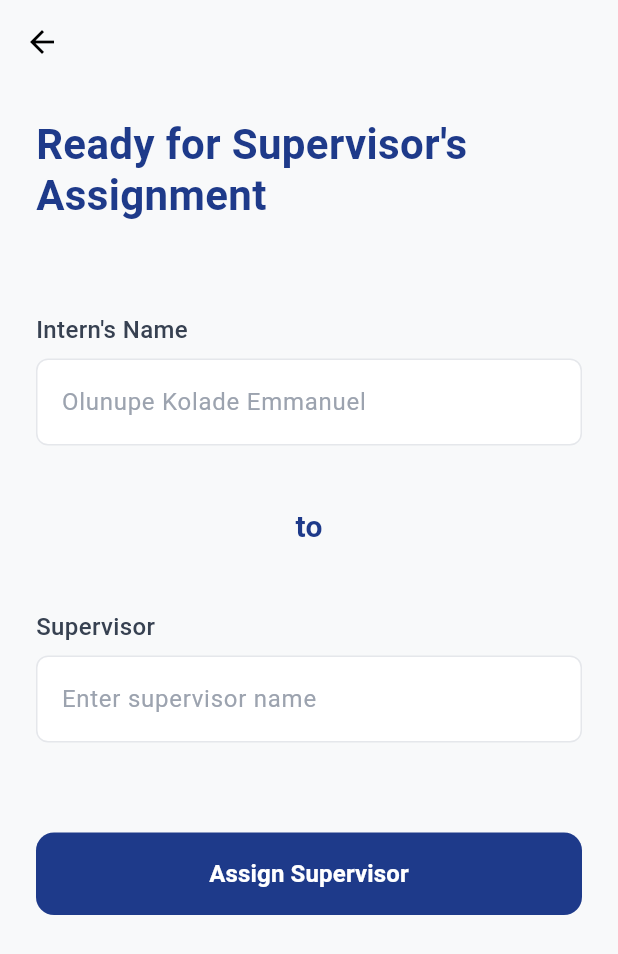
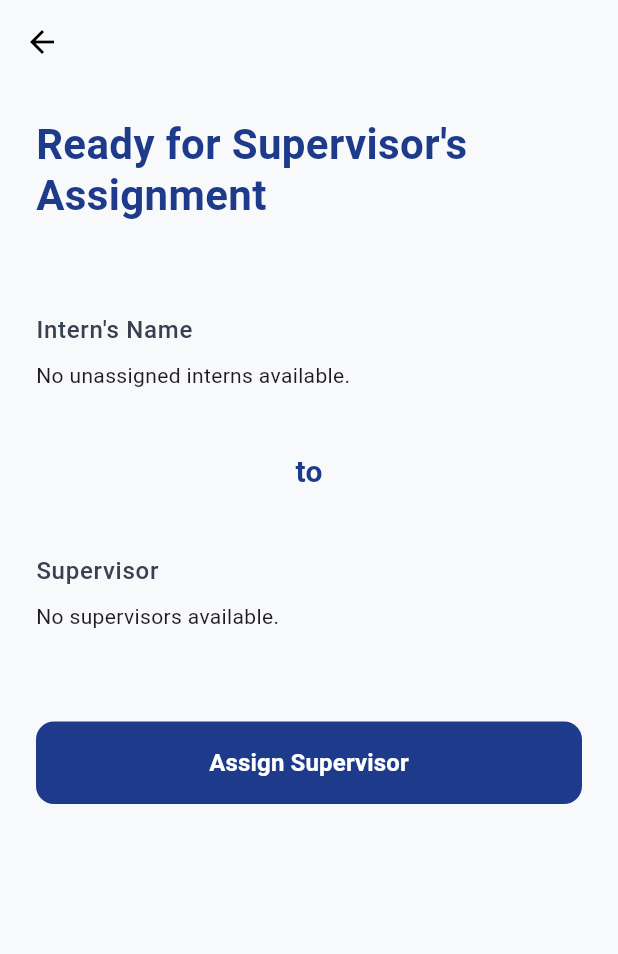
Before and after one commit to Danyyel06/opex_intern_hub, a Flutter app: the SupervisorAssignmentScreen screen opened directly, after a tap on "Assign a supervisor", on a phone screen of 412 x 824 dp. Shown: the top 954 px of the screen. Run offline on Flutter 3.47's test engine with Material 3 defaults, Android fonts, the phone set to English and light mode, and no system bars; our stand-ins replace file_picker, image_picker, supabase_flutter; accounts and stored records are empty.

Commit message:
Completed logic for admin page

```diff
--- a/lib/features/admin/screens/awaiting_supervisors.dart
+++ b/lib/features/admin/screens/awaiting_supervisors.dart
@@ -27,9 +27,7 @@ class _SupervisorAssignmentScreenState
     try {
       final response = await _supabase
           .from('interns')
-          .select(
-            'intern_id, full_name, track_id, profile_image',
-          )
+          .select('intern_id, full_name, track_id, profile_image')
           .filter('supervisor_id', 'is', null)
           .not('track_id', 'is', null);
 
@@ -134,13 +132,20 @@ class _SupervisorAssignmentScreenState
                   width: double.infinity,
                   height: 56,
                   child: ElevatedButton(
-                    onPressed: () {
-                      Navigator.push(
+                    onPressed: () async {
+                      // Navigate to the assignment page and await the result
+                      final bool? result = await Navigator.push(
                         context,
                         MaterialPageRoute(
                           builder: (context) => SupervisorAssignmentPage(),
                         ),
                       );
+
+                      // If the result is true, it means an intern was assigned.
+                      // We should then refresh the list.
+                      if (result == true) {
+                        _fetchUnassignedInterns();
+                      }
                     },
                     style: ElevatedButton.styleFrom(
                       backgroundColor: const Color(0xFF1E3A8A),
--- a/lib/features/admin/screens/supervisor_assignment.dart
+++ b/lib/features/admin/screens/supervisor_assignment.dart
@@ -1,5 +1,7 @@
 import 'package:flutter/material.dart';
+import 'package:supabase_flutter/supabase_flutter.dart';
 import 'package:opex_intern_hub/features/admin/widgets/congrats.dart';
+import 'package:opex_intern_hub/features/admin/screens/admin_dashboard.dart'; // Import your admin dashboard here
 
 class SupervisorAssignmentPage extends StatefulWidget {
   const SupervisorAssignmentPage({Key? key}) : super(key: key);
@@ -10,14 +12,99 @@ class SupervisorAssignmentPage extends StatefulWidget {
 }
 
 class _SupervisorAssignmentPageState extends State<SupervisorAssignmentPage> {
-  final TextEditingController _supervisorController = TextEditingController();
-  final TextEditingController _internNameController = TextEditingController();
+  final _supabase = Supabase.instance.client;
+
+  // State for fetching data for dropdowns
+  List<Map<String, dynamic>> _unassignedInterns = [];
+  List<Map<String, dynamic>> _supervisors = [];
+  bool _isLoadingData = true;
+
+  // State for selected values
+  String? _selectedInternId;
+  String? _selectedSupervisorId;
+
+  // Track if assignment is in progress
+  bool _isAssigning = false;
 
   @override
-  void dispose() {
-    _supervisorController.dispose();
-    _internNameController.dispose();
-    super.dispose();
+  void initState() {
+    super.initState();
+    _fetchDropdownData();
+  }
+
+  // This function fetches the data for both dropdowns
+  Future<void> _fetchDropdownData() async {
+    setState(() {
+      _isLoadingData = true;
+    });
+    try {
+      // Fetch unassigned interns from the database
+      final List<dynamic> internsResponse = await _supabase
+          .from('interns')
+          .select('intern_id, full_name')
+          .filter('supervisor_id', 'is', null)
+          .not('track_id', 'is', null); // Ensures they've chosen a track
+
+      // Fetch all supervisors from the database
+      final List<dynamic> supervisorsResponse = await _supabase
+          .from('supervisors') // Assuming your table is named 'supervisors'
+          .select(
+            'supervisor_id, full_name',
+          ); // Assuming your columns are these
+
+      setState(() {
+        _unassignedInterns = List<Map<String, dynamic>>.from(internsResponse);
+        _supervisors = List<Map<String, dynamic>>.from(supervisorsResponse);
+      });
+    } catch (e) {
+      print('Error fetching dropdown data: $e');
+      ScaffoldMessenger.of(
+        context,
+      ).showSnackBar(SnackBar(content: Text('Failed to load data: $e')));
+    } finally {
+      setState(() {
+        _isLoadingData = false;
+      });
+    }
+  }
+
+  // This function handles the database update when the button is pressed
+  Future<void> _assignSupervisor() async {
+    if (_selectedInternId == null || _selectedSupervisorId == null) {
+      ScaffoldMessenger.of(context).showSnackBar(
+        const SnackBar(
+          content: Text('Please select both an intern and a supervisor.'),
+        ),
+      );
+      return;
+    }
+
+    setState(() {
+      _isAssigning = true;
+    });
+
+    try {
+      await _supabase
+          .from('interns')
+          .update({'supervisor_id': _selectedSupervisorId})
+          .eq('intern_id', _selectedInternId!);
+
+      // Show a success message
+      ScaffoldMessenger.of(context).showSnackBar(
+        const SnackBar(content: Text('Supervisor assigned successfully!')),
+      );
+
+      Navigator.of(context).pop(true);
+    } catch (e) {
+      print('Error assigning supervisor: $e');
+      ScaffoldMessenger.of(context).showSnackBar(
+        SnackBar(content: Text('Failed to assign supervisor: $e')),
+      );
+    } finally {
+      setState(() {
+        _isAssigning = false;
+      });
+    }
   }
 
   @override
@@ -39,7 +126,6 @@ class _SupervisorAssignmentPageState extends State<SupervisorAssignmentPage> {
             child: Column(
               crossAxisAlignment: CrossAxisAlignment.start,
               children: [
-                // Header Title
                 const Text(
                   'Ready for Supervisor\'s\nAssignment',
                   style: TextStyle(
@@ -49,58 +135,57 @@ class _SupervisorAssignmentPageState extends State<SupervisorAssignmentPage> {
                     height: 1.2,
                   ),
                 ),
-
                 const SizedBox(height: 60),
 
-                // Name Section
-                Column(
-                  crossAxisAlignment: CrossAxisAlignment.start,
-                  children: [
-                    const Text(
+                // Intern Dropdown Section
+                Text(
                   'Intern\'s Name',
-                      style: TextStyle(
-                        fontSize: 16,
+                  style: Theme.of(context).textTheme.bodyLarge?.copyWith(
                     fontWeight: FontWeight.w500,
-                        color: Color(0xFF374151),
+                    color: const Color(0xFF374151),
                   ),
                 ),
                 const SizedBox(height: 8),
-                    Container(
-                      width: double.infinity,
-                      decoration: BoxDecoration(
-                        color: Colors.white,
+                _isLoadingData
+                    ? const Center(child: CircularProgressIndicator())
+                    : _unassignedInterns.isEmpty
+                    ? const Text('No unassigned interns available.')
+                    : DropdownButtonFormField<String>(
+                      decoration: InputDecoration(
+                        hintText: 'Select Intern',
+                        border: OutlineInputBorder(
                           borderRadius: BorderRadius.circular(8),
-                        border: Border.all(
-                          color: const Color(0xFFE5E7EB),
-                          width: 1,
+                        ),
+                        enabledBorder: OutlineInputBorder(
+                          borderRadius: BorderRadius.circular(8),
+                          borderSide: BorderSide(color: Colors.grey.shade400),
+                        ),
+                        focusedBorder: OutlineInputBorder(
+                          borderRadius: BorderRadius.circular(8),
+                          borderSide: const BorderSide(
+                            color: Color(0xFF1E3A8A),
+                            width: 2,
                           ),
                         ),
-                      child: TextFormField(
-                        controller: _internNameController,
-                        decoration: const InputDecoration(
-                          hintText: 'Olunupe Kolade Emmanuel',
-                          hintStyle: TextStyle(
-                            color: Color(0xFF9CA3AF),
-                            fontSize: 16,
+                        filled: true,
+                        fillColor: Colors.white,
                       ),
-                          border: InputBorder.none,
-                          contentPadding: EdgeInsets.symmetric(
-                            horizontal: 16,
-                            vertical: 16,
+                      value: _selectedInternId,
+                      items:
+                          _unassignedInterns.map((intern) {
+                            return DropdownMenuItem<String>(
+                              value: intern['intern_id']?.toString(),
+                              child: Text(intern['full_name'] as String),
+                            );
+                          }).toList(),
+                      onChanged: (String? newValue) {
+                        setState(() {
+                          _selectedInternId = newValue;
+                        });
+                      },
                     ),
-                        ),
-                        style: const TextStyle(
-                          fontSize: 16,
-                          color: Color(0xFF111827),
-                        ),
-                      ),
-                    ),
-                  ],
-                ),
-
                 const SizedBox(height: 40),
 
-                // "to" text
                 const Center(
                   child: Text(
                     'to',
@@ -111,86 +196,62 @@ class _SupervisorAssignmentPageState extends State<SupervisorAssignmentPage> {
                     ),
                   ),
                 ),
-
                 const SizedBox(height: 40),
 
-                // Supervisor Section
-                Column(
-                  crossAxisAlignment: CrossAxisAlignment.start,
-                  children: [
-                    const Text(
+                // Supervisor Dropdown Section
+                Text(
                   'Supervisor',
-                      style: TextStyle(
-                        fontSize: 16,
+                  style: Theme.of(context).textTheme.bodyLarge?.copyWith(
                     fontWeight: FontWeight.w500,
-                        color: Color(0xFF374151),
+                    color: const Color(0xFF374151),
                   ),
                 ),
                 const SizedBox(height: 8),
-                    Container(
-                      width: double.infinity,
-                      decoration: BoxDecoration(
-                        color: Colors.white,
+                _isLoadingData
+                    ? const SizedBox()
+                    : _supervisors.isEmpty
+                    ? const Text('No supervisors available.')
+                    : DropdownButtonFormField<String>(
+                      decoration: InputDecoration(
+                        hintText: 'Select Supervisor',
+                        border: OutlineInputBorder(
                           borderRadius: BorderRadius.circular(8),
-                        border: Border.all(
-                          color: const Color(0xFFE5E7EB),
-                          width: 1,
+                        ),
+                        enabledBorder: OutlineInputBorder(
+                          borderRadius: BorderRadius.circular(8),
+                          borderSide: BorderSide(color: Colors.grey.shade400),
+                        ),
+                        focusedBorder: OutlineInputBorder(
+                          borderRadius: BorderRadius.circular(8),
+                          borderSide: const BorderSide(
+                            color: Color(0xFF1E3A8A),
+                            width: 2,
                           ),
                         ),
-                      child: TextFormField(
-                        controller: _supervisorController,
-                        decoration: const InputDecoration(
-                          hintText: 'Enter supervisor name',
-                          hintStyle: TextStyle(
-                            color: Color(0xFF9CA3AF),
-                            fontSize: 16,
+                        filled: true,
+                        fillColor: Colors.white,
                       ),
-                          border: InputBorder.none,
-                          contentPadding: EdgeInsets.symmetric(
-                            horizontal: 16,
-                            vertical: 16,
-                          ),
-                        ),
-                        style: const TextStyle(
-                          fontSize: 16,
-                          color: Color(0xFF111827),
-                        ),
-                      ),
-                    ),
-                  ],
+                      value: _selectedSupervisorId,
+                      items:
+                          _supervisors.map((supervisor) {
+                            return DropdownMenuItem<String>(
+                              value: supervisor['supervisor_id']?.toString(),
+                              child: Text(supervisor['full_name'] as String),
+                            );
+                          }).toList(),
+                      onChanged: (String? newValue) {
+                        setState(() {
+                          _selectedSupervisorId = newValue;
+                        });
+                      },
                     ),
                 const SizedBox(height: 60),
+
                 // Assign Supervisor Button
                 SizedBox(
                   width: double.infinity,
                   child: ElevatedButton(
-                    onPressed: () {
-                      Navigator.push(
-                        context,
-                        MaterialPageRoute(
-                          builder: (context) => SupervisorAssignedScreen(),
-                        ),
-                      );
-                      // Handle assign supervisor action
-                      if (_supervisorController.text.isNotEmpty) {
-                        // Add your assignment logic here
-                        ScaffoldMessenger.of(context).showSnackBar(
-                          SnackBar(
-                            content: Text(
-                              'Supervisor "${_supervisorController.text}" assigned successfully!',
-                            ),
-                            backgroundColor: const Color(0xFF1E3A8A),
-                          ),
-                        );
-                      } else {
-                        ScaffoldMessenger.of(context).showSnackBar(
-                          const SnackBar(
-                            content: Text('Please enter a supervisor name'),
-                            backgroundColor: Colors.red,
-                          ),
-                        );
-                      }
-                    },
+                    onPressed: _isAssigning ? null : _assignSupervisor,
                     style: ElevatedButton.styleFrom(
                       backgroundColor: const Color(0xFF1E3A8A),
                       foregroundColor: Colors.white,
@@ -200,7 +261,12 @@ class _SupervisorAssignmentPageState extends State<SupervisorAssignmentPage> {
                       ),
                       elevation: 0,
                     ),
-                    child: const Text(
+                    child:
+                        _isAssigning
+                            ? const CircularProgressIndicator(
+                              color: Colors.white,
+                            )
+                            : const Text(
                               'Assign Supervisor',
                               style: TextStyle(
                                 fontSize: 16,
@@ -209,7 +275,6 @@ class _SupervisorAssignmentPageState extends State<SupervisorAssignmentPage> {
                             ),
                   ),
                 ),
-
                 const SizedBox(height: 24),
               ],
             ),
```
Also changed, not shown: lib/features/admin/screens/admin_dashboard.dart (+80 -65 lines). Lines whose indentation alone changed are shown as unchanged.
